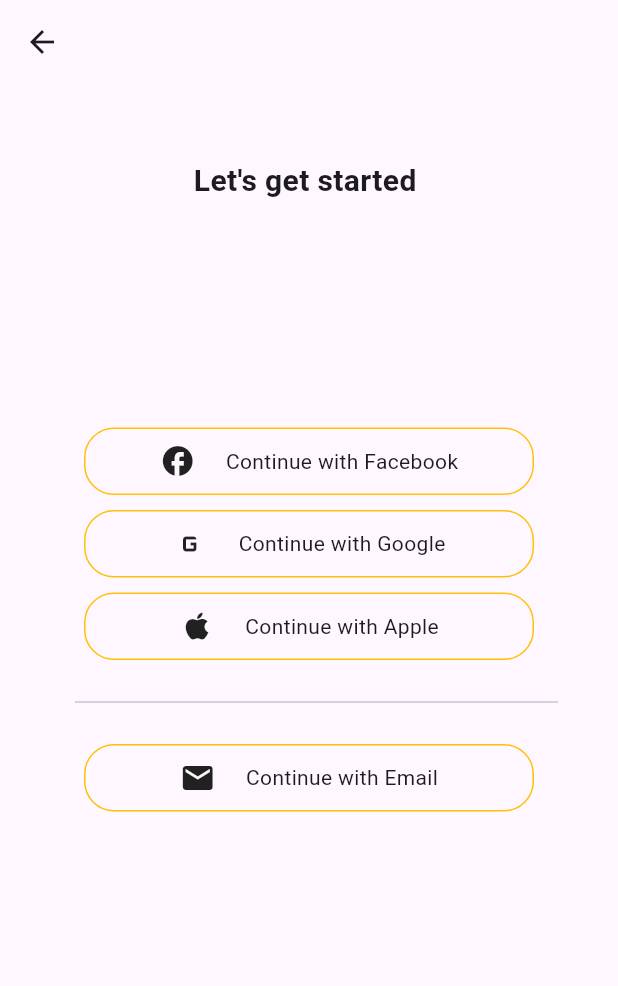
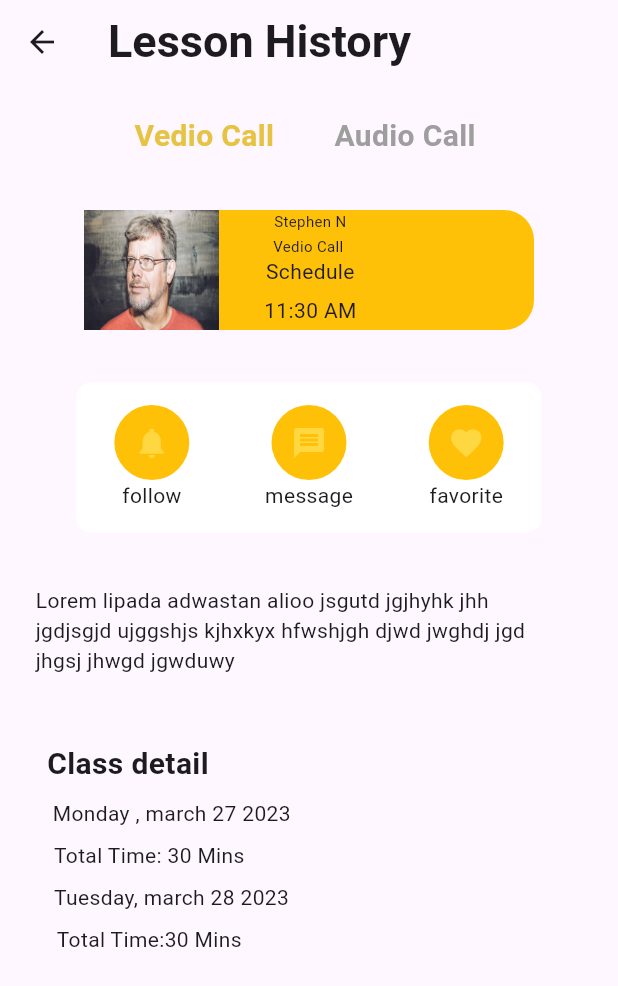
Before and after one commit to sania0098/UI_-TASKS, a Flutter app: the screen it shows after launch, on a phone screen of 412 x 824 dp. Shown: the top 986 px of the screen. Run offline on Flutter 3.47's test engine with Material 3 defaults, Android fonts, the phone set to English and light mode, and no system bars; missing offline and left inert: dart:ffi.

Commit message:
New Ui Task

```diff
--- a/lib/main.dart
+++ b/lib/main.dart
@@ -12,6 +12,7 @@ import 'package:testing/task11.dart';
 import 'package:testing/task12.dart';
 import 'package:testing/task13.dart';
 import 'package:testing/task14.dart';
+import 'package:testing/task15.dart';
 import 'package:testing/task2.dart';
 import 'package:testing/task3.dart';
 import 'package:testing/task4.dart';
@@ -37,7 +38,7 @@ class MyApp extends StatelessWidget {
         colorScheme: ColorScheme.fromSeed(seedColor: Colors.deepPurple),
         useMaterial3: true,
       ),
-      home: const Task12(),
+      home: const Task15(),
     );
   }
 }
--- a/lib/task14.dart
+++ b/lib/task14.dart
@@ -37,7 +37,7 @@ class Task14 extends StatelessWidget {
                           height: 5,
                         ),
                         Text(
-                          "22",
+                          "22\$",
                           style: TextStyle(
                               fontWeight: FontWeight.bold, fontSize: 30),
                         ),
@@ -72,7 +72,7 @@ class Task14 extends StatelessWidget {
             ],
           ),
           SizedBox(
-            height: 80,
+            height: 50,
           ),
           Row(
             mainAxisAlignment: MainAxisAlignment.center,
@@ -101,7 +101,7 @@ class Task14 extends StatelessWidget {
                           height: 15,
                         ),
                         Text(
-                          "37",
+                          "37\$",
                           style: TextStyle(
                               fontWeight: FontWeight.bold, fontSize: 30),
                         ),
@@ -136,7 +136,7 @@ class Task14 extends StatelessWidget {
             ],
           ),
           SizedBox(
-            height: 80,
+            height: 50,
           ),
           Row(
             mainAxisAlignment: MainAxisAlignment.center,
@@ -165,7 +165,7 @@ class Task14 extends StatelessWidget {
                           height: 15,
                         ),
                         Text(
-                          "45",
+                          "45\$",
                           style: TextStyle(
                               fontWeight: FontWeight.bold, fontSize: 30),
                         ),
--- /dev/null
+++ b/lib/task15.dart
@@ -0,0 +1,213 @@
+import 'package:flutter/cupertino.dart';
+import 'package:flutter/material.dart';
+
+class Task15 extends StatelessWidget {
+  const Task15({super.key});
+
+  @override
+  Widget build(BuildContext context) {
+    return Scaffold(
+      appBar: AppBar(
+        leading: Icon(Icons.arrow_back),
+        title: Text(
+          "Lesson History",
+          style: TextStyle(
+            fontSize: 30,
+            fontWeight: FontWeight.bold,
+          ),
+        ),
+      ),
+      body: Column(
+        children: [
+          SizedBox(
+            height: 20,
+          ),
+          Row(
+            mainAxisAlignment: MainAxisAlignment.center,
+            children: [
+              Text(
+                'Vedio Call',
+                style: TextStyle(
+                    fontSize: 20,
+                    fontWeight: FontWeight.bold,
+                    color: const Color.fromARGB(255, 231, 195, 67)),
+              ),
+              SizedBox(
+                width: 40,
+              ),
+              Text(
+                'Audio Call ',
+                style: TextStyle(
+                    fontSize: 20,
+                    fontWeight: FontWeight.bold,
+                    color: Colors.grey),
+              ),
+            ],
+          ),
+          SizedBox(
+            height: 35,
+          ),
+          Container(
+            height: 80,
+            width: 300,
+            decoration: BoxDecoration(
+                color: Colors.amber, borderRadius: BorderRadius.circular(20)),
+            child: Row(
+              children: [
+                Column(
+                  children: [
+                    Image.asset(
+                      'asset/jawan guido van rossam.jpg',
+                      height: 80,
+                      width: 90,
+                      fit: BoxFit.fill,
+                    ),
+                    SizedBox(
+                      width: 10,
+                    ),
+                  ],
+                ),
+                SizedBox(
+                  width: 30,
+                ),
+                Column(
+                  children: [
+                    SizedBox(
+                      width: 5,
+                    ),
+                    Text(
+                      'Stephen N',
+                      style: TextStyle(fontSize: 10),
+                    ),
+                    SizedBox(
+                      height: 3,
+                    ),
+                    Text(
+                      'Vedio Call ',
+                      style: TextStyle(fontSize: 10),
+                    ),
+                    Text('Schedule'),
+                    SizedBox(
+                      height: 6,
+                    ),
+                    Text('11:30 AM'),
+                  ],
+                )
+              ],
+            ),
+          ),
+          SizedBox(
+            height: 35,
+          ),
+          Container(
+            decoration: BoxDecoration(
+              color: Colors.white,
+              borderRadius: BorderRadius.circular(10),
+            ),
+            height: 100,
+            width: 310,
+            child: Row(
+              mainAxisAlignment: MainAxisAlignment.spaceAround,
+              children: [
+                Column(
+                  mainAxisAlignment: MainAxisAlignment.center,
+                  children: [
+                    Container(
+                      height: 50,
+                      width: 50,
+                      decoration: BoxDecoration(
+                        color: Colors.amber,
+                        borderRadius: BorderRadius.circular(50),
+                      ),
+                      child: Icon(
+                        Icons.notifications,
+                        color: Colors.amberAccent,
+                      ),
+                    ),
+                    Text('follow')
+                  ],
+                ),
+                Column(
+                  mainAxisAlignment: MainAxisAlignment.center,
+                  children: [
+                    Container(
+                      height: 50,
+                      width: 50,
+                      decoration: BoxDecoration(
+                        color: Colors.amber,
+                        borderRadius: BorderRadius.circular(50),
+                      ),
+                      child: Icon(
+                        Icons.message,
+                        color: Colors.amberAccent,
+                      ),
+                    ),
+                    Text('message')
+                  ],
+                ),
+                Column(
+                  mainAxisAlignment: MainAxisAlignment.center,
+                  children: [
+                    Container(
+                      height: 50,
+                      width: 50,
+                      decoration: BoxDecoration(
+                        color: Colors.amber,
+                        borderRadius: BorderRadius.circular(50),
+                      ),
+                      child: Icon(
+                        Icons.favorite,
+                        color: Colors.amberAccent,
+                      ),
+                    ),
+                    Text('favorite')
+                  ],
+                ),
+              ],
+            ),
+          ),
+          SizedBox(
+            height: 35,
+          ),
+          Row(
+            children: [
+              Column(
+                children: [
+                  Text(
+                      '    Lorem lipada adwastan alioo jsgutd jgjhyhk jhh\n    jgdjsgjd ujggshjs kjhxkyx hfwshjgh djwd jwghdj jgd\n    jhgsj jhwgd jgwduwy'),
+                  SizedBox(
+                    height: 45,
+                  ),
+                  Text(
+                    '      Class detail                                          ',
+                    style: TextStyle(fontSize: 20, fontWeight: FontWeight.bold),
+                  ),
+                  SizedBox(
+                    height: 8,
+                  ),
+                  Text(
+                      '   Monday , march 27 2023                                      '),
+                  SizedBox(
+                    height: 8,
+                  ),
+                  Text(
+                      ' Total Time: 30 Mins                                            '),
+                  SizedBox(
+                    height: 8,
+                  ),
+                  Text(
+                      '         Tuesday, march 28 2023                                            '),
+                  SizedBox(
+                    height: 8,
+                  ),
+                  Text(
+                      ' Total Time:30 Mins                                            '),
+                ],
+              ),
+            ],
+          ),
+        ],
+      ),
+    );
+  }
+}
```
